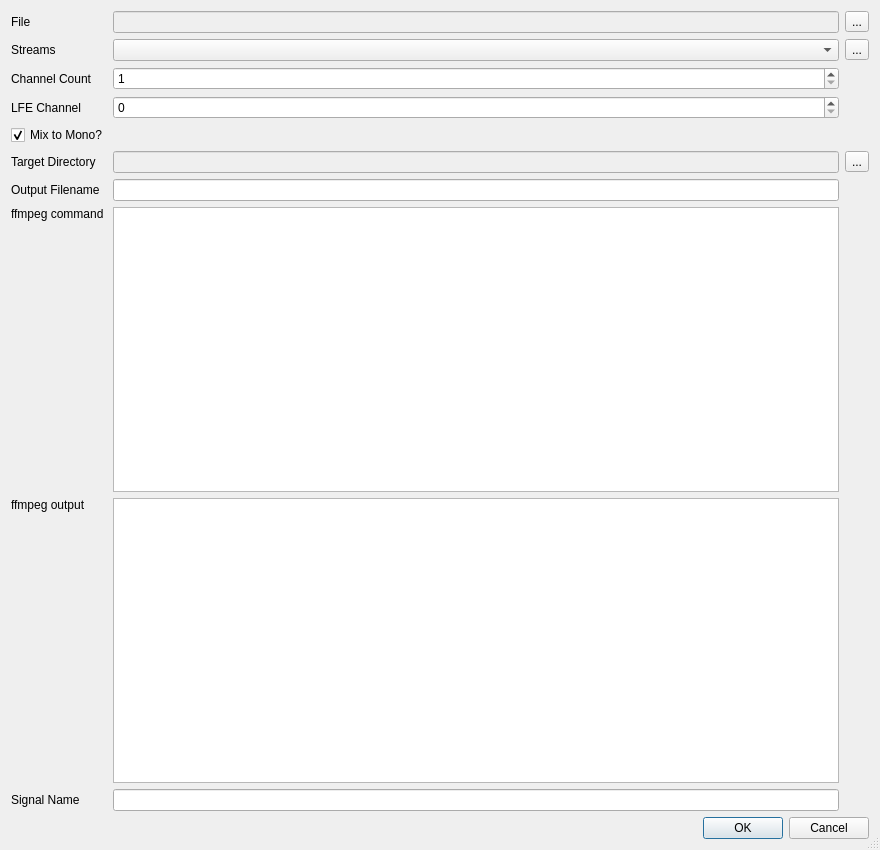
3ll3d00d/beqdesigner, file src/main/python/ui/extract.ui: the form before one commit.
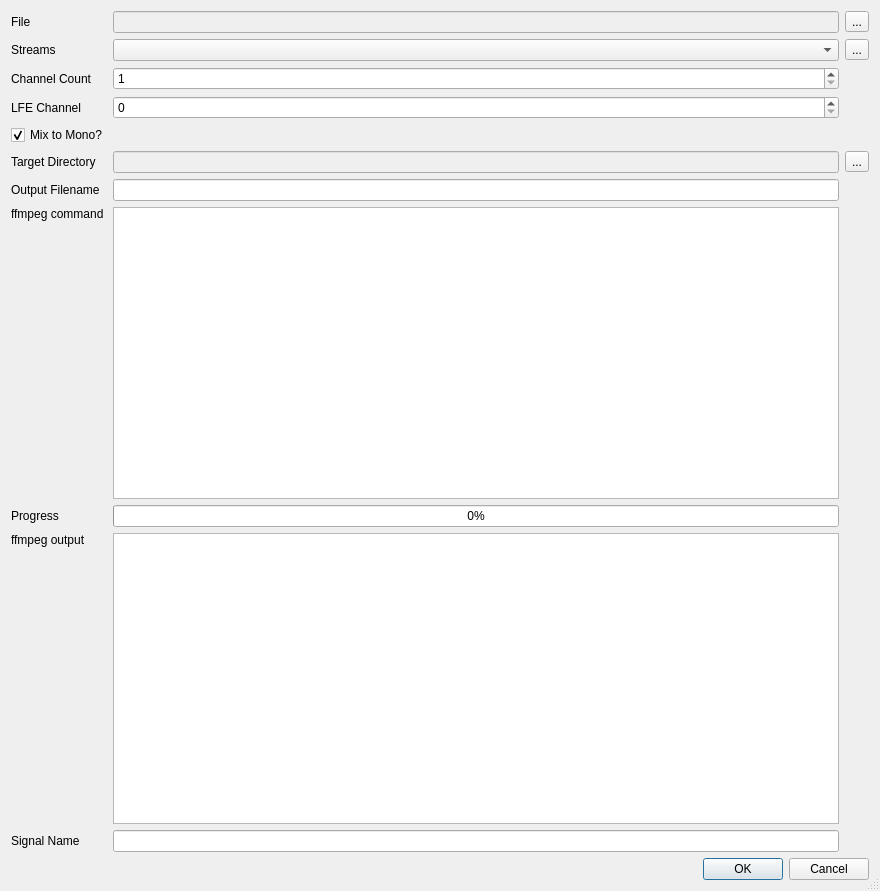
The form after the commit.

Commit message: extracted ffmpeg configuration and execution out of the existing dialog

```diff
--- a/src/main/python/ui/extract.ui
+++ b/src/main/python/ui/extract.ui
@@ -10,7 +10,7 @@
     <x>0</x>
     <y>0</y>
     <width>880</width>
-    <height>850</height>
+    <height>891</height>
    </rect>
   </property>
   <property name="windowTitle">
@@ -24,7 +24,7 @@
   </property>
   <layout class="QVBoxLayout" name="boxLayout">
    <item>
-    <layout class="QGridLayout" name="gridLayout" rowstretch="1,0,0,0,0,0,0,0,0,0" columnstretch="0,0,0">
+    <layout class="QGridLayout" name="gridLayout" rowstretch="1,0,0,0,0,0,0,0,0,0,0" columnstretch="0,0,0">
      <item row="6" column="0">
       <widget class="QLabel" name="outputFilenameLabel">
        <property name="text">
@@ -56,9 +56,6 @@
        </property>
       </widget>
      </item>
-     <item row="1" column="1">
-      <widget class="QComboBox" name="audioStreams"/>
-     </item>
      <item row="0" column="1">
       <widget class="QLineEdit" name="inputFile">
        <property name="enabled">
@@ -86,14 +83,17 @@
        </property>
       </widget>
      </item>
-     <item row="2" column="0">
-      <widget class="QLabel" name="channelCountLabel">
+     <item row="1" column="1">
+      <widget class="QComboBox" name="audioStreams"/>
+     </item>
+     <item row="1" column="0">
+      <widget class="QLabel" name="streamsLabel">
        <property name="text">
-        <string>Channel Count</string>
+        <string>Streams</string>
        </property>
       </widget>
      </item>
-     <item row="9" column="0">
+     <item row="10" column="0">
       <widget class="QLabel" name="signalNameLabel">
        <property name="text">
         <string>Signal Name</string>
@@ -107,28 +107,17 @@
        </property>
       </widget>
      </item>
-     <item row="1" column="0">
-      <widget class="QLabel" name="streamsLabel">
+     <item row="2" column="0">
+      <widget class="QLabel" name="channelCountLabel">
        <property name="text">
-        <string>Streams</string>
+        <string>Channel Count</string>
        </property>
       </widget>
      </item>
-     <item row="8" column="1">
-      <widget class="QPlainTextEdit" name="ffmpegOutput">
-       <property name="enabled">
-        <bool>true</bool>
-       </property>
-       <property name="font">
-        <font>
-         <family>Consolas</family>
-        </font>
-       </property>
-       <property name="readOnly">
-        <bool>true</bool>
-       </property>
-       <property name="textInteractionFlags">
-        <set>Qt::TextSelectableByMouse</set>
+     <item row="0" column="0">
+      <widget class="QLabel" name="inputFileLabel">
+       <property name="text">
+        <string>File</string>
        </property>
       </widget>
      </item>
@@ -150,18 +139,32 @@
       </widget>
      </item>
      <item row="9" column="1">
+      <widget class="QPlainTextEdit" name="ffmpegOutput">
+       <property name="enabled">
+        <bool>true</bool>
+       </property>
+       <property name="font">
+        <font>
+         <family>Consolas</family>
+        </font>
+       </property>
+       <property name="readOnly">
+        <bool>true</bool>
+       </property>
+       <property name="textInteractionFlags">
+        <set>Qt::TextSelectableByMouse</set>
+       </property>
+      </widget>
+     </item>
+     <item row="10" column="1">
       <widget class="QLineEdit" name="signalName">
        <property name="enabled">
         <bool>true</bool>
        </property>
       </widget>
      </item>
-     <item row="0" column="0">
-      <widget class="QLabel" name="inputFileLabel">
-       <property name="text">
-        <string>File</string>
-       </property>
-      </widget>
+     <item row="6" column="1">
+      <widget class="QLineEdit" name="outputFilename"/>
      </item>
      <item row="3" column="0">
       <widget class="QLabel" name="lfeChannelIndexLabel">
@@ -192,10 +195,7 @@
        </property>
       </widget>
      </item>
-     <item row="6" column="1">
-      <widget class="QLineEdit" name="outputFilename"/>
-     </item>
-     <item row="8" column="0">
+     <item row="9" column="0">
       <widget class="QLabel" name="ffmpegOutputLabel">
        <property name="text">
         <string>ffmpeg output</string>
@@ -205,6 +205,20 @@
        </property>
       </widget>
      </item>
+     <item row="8" column="1">
+      <widget class="QProgressBar" name="ffmpegProgress">
+       <property name="value">
+        <number>0</number>
+       </property>
+      </widget>
+     </item>
+     <item row="8" column="0">
+      <widget class="QLabel" name="label">
+       <property name="text">
+        <string>Progress</string>
+       </property>
+      </widget>
+     </item>
     </layout>
    </item>
    <item>
```
Left out of the diff: 6 changed lines with no effect on the pictures. The commit also changes 4 other files.
